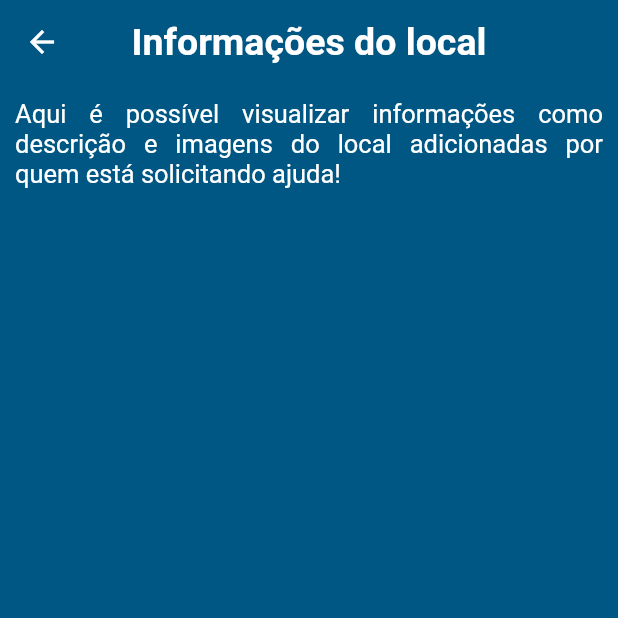
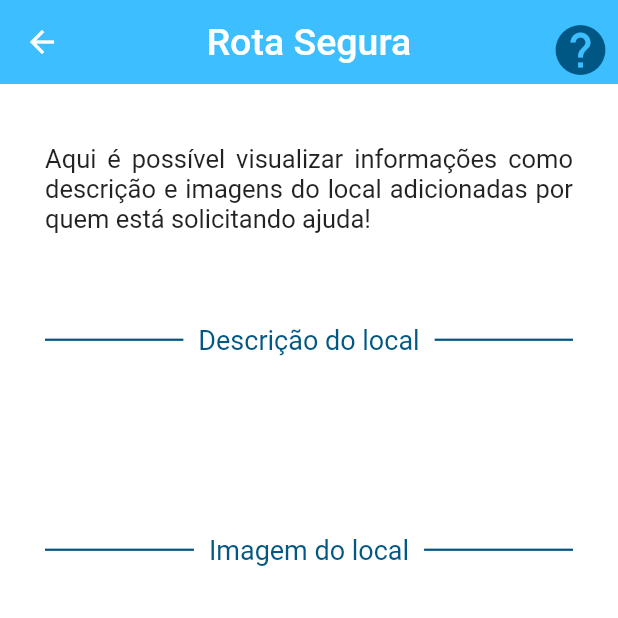
Before and after one commit to karoldm/rota-segura-app, a Flutter app: the UserInfoMarker screen opened directly with empty values, on a phone screen of 412 x 824 dp, the top half of it. Run offline on Flutter 3.47's test engine with Material 2 defaults, Android fonts, the phone set to English and light mode, and no system bars; our stand-ins replace cloud_firestore, firebase_auth, firebase_core, firebase_storage, google_maps_flutter, image_picker and 1 more; accounts and stored records are empty; network calls fail.

Commit message:
interface changes

```diff
--- a/lib/screens/admin/userInfoMarker.dart
+++ b/lib/screens/admin/userInfoMarker.dart
@@ -1,6 +1,7 @@
 // ignore_for_file: import_of_legacy_library_into_null_safe
 
 import 'package:flutter/material.dart';
+import 'package:rota_segura_app/screens/admin/help.dart';
 import 'package:rota_segura_app/widgets/divider.dart';
 
 //libraries
@@ -22,27 +23,40 @@ class UserInfoMarker extends StatelessWidget {
       return Scaffold(
           appBar: AppBar(
             elevation: 0.0,
-            backgroundColor: Colors.transparent,
+            backgroundColor: Color(0xff3dbeff),
             title: Text(
-              "Informações do local",
-              style: TextStyle(
-                color: Colors.white,
-                fontWeight: FontWeight.bold,
-                fontSize: 25.0,
-              ),
+              "Rota Segura",
+              style: TextStyle(fontSize: 25),
             ),
             centerTitle: true,
+            actions: <Widget>[
+              Container(
+                padding: const EdgeInsets.all(5),
+                child: IconButton(
+                    icon: Icon(
+                      Icons.help,
+                      size: 40.0,
                     ),
-          backgroundColor: Color(0xff005783),
+                    color: Color(0xff005783),
+                    onPressed: () {
+                      Navigator.pushReplacement(
+                          context,
+                          MaterialPageRoute(
+                              //mandando usuário para a página de perfil
+                              builder: (context) => AdminHelpPage()));
+                    }),
+              ),
+            ],
+          ),
+          backgroundColor: Colors.white,
           body: Container(
-              child: Padding(
-                  padding: const EdgeInsets.all(10.0),
+              padding: const EdgeInsets.all(30.0),
               child: ListView(children: <Widget>[
                 Container(
-                      padding: const EdgeInsets.only(bottom: 20.0),
+                  padding: const EdgeInsets.fromLTRB(0, 10.0, 0, 10.0),
                   child: Text(
                     "Aqui é possível visualizar informações como descrição e imagens do local adicionadas por quem está solicitando ajuda!",
-                        style: TextStyle(color: Colors.white, fontSize: 17.0),
+                    style: TextStyle(fontSize: 17.0),
                     textAlign: TextAlign.justify,
                   ),
                 ),
@@ -52,23 +66,24 @@ class UserInfoMarker extends StatelessWidget {
                         AsyncSnapshot<Map<String, dynamic>> snapshot) {
                       if (snapshot.hasData) {
                         return SingleChildScrollView(
-                              padding: const EdgeInsets.all(10.0),
                           child: Column(
                             children: <Widget>[
+                              DividerForm(text: 'Descrição do local'),
                               Padding(
-                                    padding:
-                                        const EdgeInsets.only(bottom: 15.0),
+                                padding: const EdgeInsets.only(top: 50.0),
                                 child: Text(
                                   snapshot.data!['text'],
-                                      style: TextStyle(
-                                          color: Colors.white, fontSize: 14.0),
+                                  style: TextStyle(fontSize: 16.0),
                                 ),
                               ),
-                                  snapshot.data!['url'] != null
+                              DividerForm(text: 'Imagem do local'),
+                              Padding(
+                                  padding: const EdgeInsets.only(top: 50.0),
+                                  child: snapshot.data!['url'] != null
                                       ? Image(
                                           image: NetworkImage(
                                               snapshot.data!['url']))
-                                      : Container()
+                                      : Container()),
                             ],
                           ),
                         );
@@ -90,7 +105,7 @@ class UserInfoMarker extends StatelessWidget {
                           return Container();
                         }
                       }),*/
-                  ]))));
+              ])));
     });
   }
 }
```
Also changed, not shown: lib/screens/infoMarker.dart (+32 -12 lines). Lines whose indentation alone changed are shown as unchanged.
